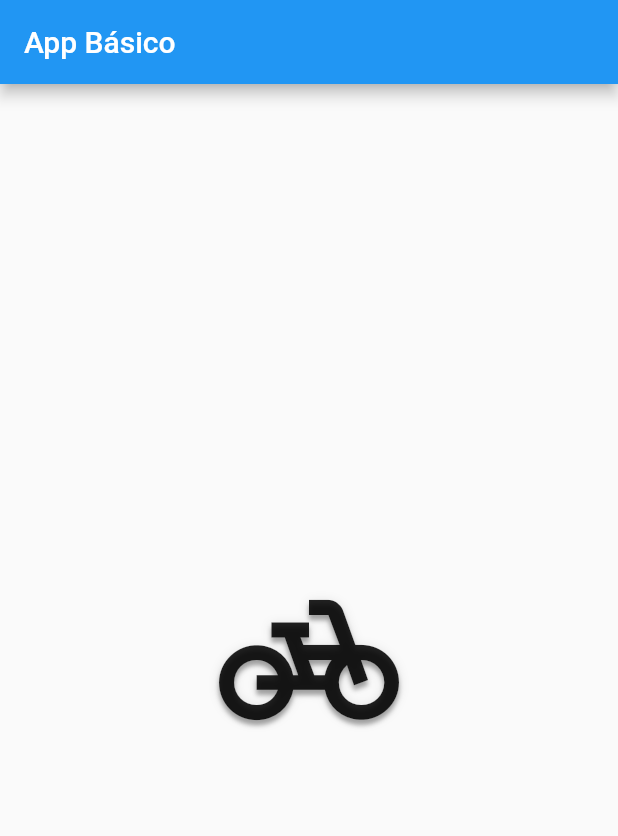
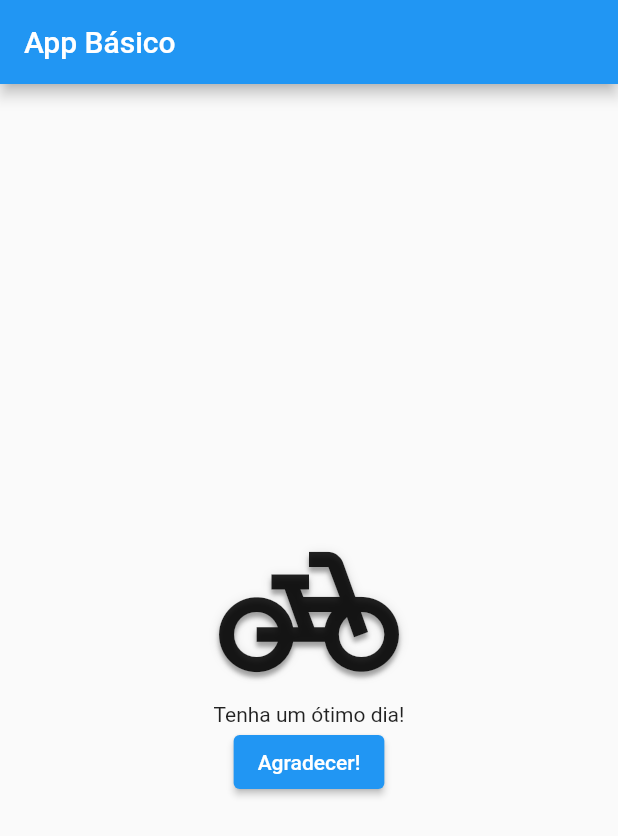
Before and after one commit to ETEC-Pedro-Badran/Mtec2023_2mod_PAMI_1s, a Flutter app: the screen it shows after launch, on a phone screen of 412 x 824 dp. Shown: the top 836 px of the screen. Run offline on Flutter 3.47's test engine with Material 2 defaults, Android fonts, the phone set to English and light mode, and no system bars.

Commit message:
Column e Row

```diff
--- a/basico/lib/home_page.dart
+++ b/basico/lib/home_page.dart
@@ -7,12 +7,27 @@ class HomePage extends StatelessWidget {
   Widget build(BuildContext context) {
     return Scaffold(
       appBar: AppBar(title: Text("App Básico")),
-      body: Center(
-        child: Icon(
-          Icons.pedal_bike,
-          size: 120,
-          shadows: kElevationToShadow[3],
-        ),
+      body: Row(
+        mainAxisAlignment: MainAxisAlignment.center,
+        children: [
+          Column(
+            mainAxisAlignment: MainAxisAlignment.center,
+            children: [
+              Icon(
+                Icons.pedal_bike,
+                size: 120,
+                shadows: kElevationToShadow[3],
+              ),
+              Text("Tenha um ótimo dia!"),
+              ElevatedButton(
+                  onPressed: () {
+                    ScaffoldMessenger.of(context).showSnackBar(
+                        SnackBar(content: Text("Muito obrigado!")));
+                  },
+                  child: Text("Agradecer!"))
+            ],
+          ),
+        ],
       ),
     );
   }
```
